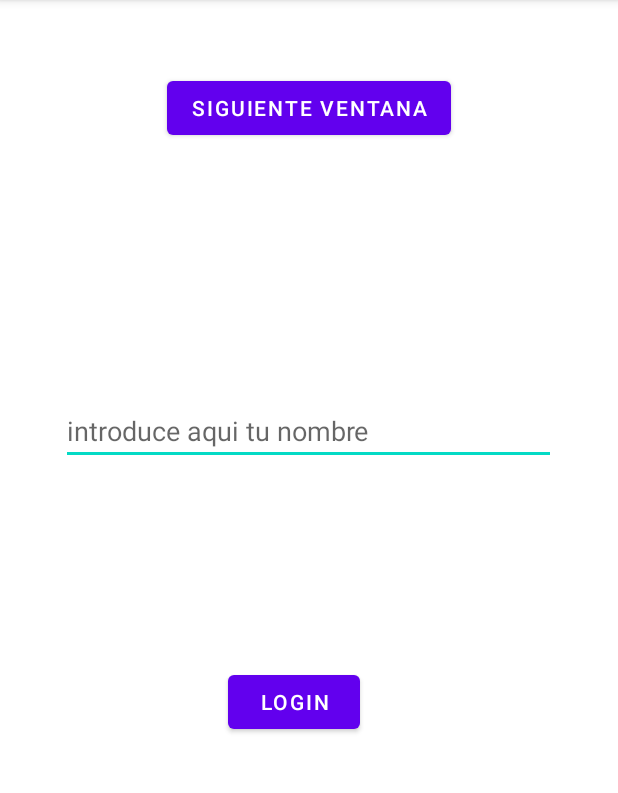
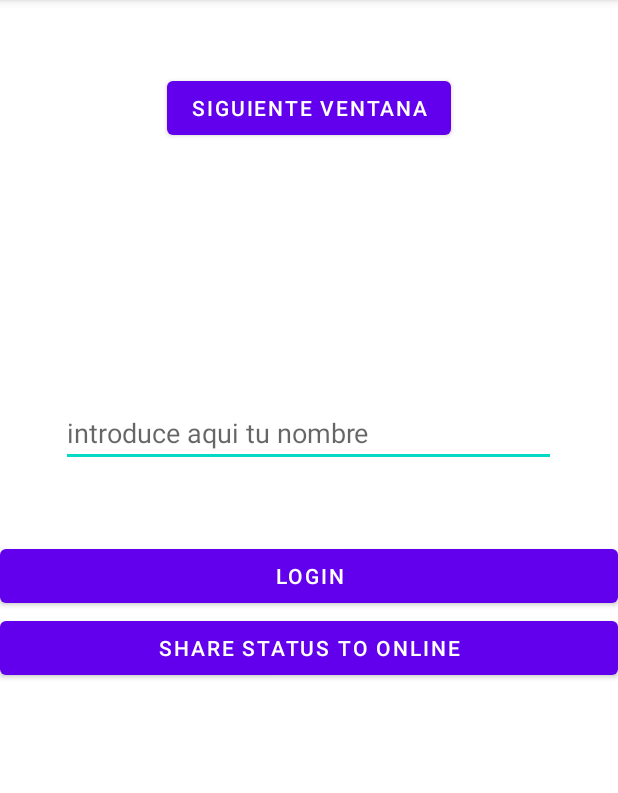
Before and after one commit to UO264804/kotlin-uo264804-uo264651, an Android app: the screen it shows after launch (MainActivity), on a phone screen of 412 x 824 dp, the part 84-877 px from its top. Run offline under Robolectric (Android 15) with nearby library versions, the phone set to English and light mode, and no system bars.

Commit message:
apartado de share hecho

```diff
--- a/app/src/main/res/layout/activity_main.xml
+++ b/app/src/main/res/layout/activity_main.xml
@@ -19,13 +19,13 @@
 
     <Button
         android:id="@+id/sendLogin"
-        android:layout_width="wrap_content"
+        android:layout_width="0dp"
         android:layout_height="wrap_content"
-        android:layout_marginBottom="276dp"
+        android:layout_marginBottom="360dp"
         android:text="login"
         app:layout_constraintBottom_toBottomOf="parent"
         app:layout_constraintEnd_toEndOf="parent"
-        app:layout_constraintHorizontal_bias="0.47"
+        app:layout_constraintHorizontal_bias="1.0"
         app:layout_constraintStart_toStartOf="parent" />
 
     <com.google.android.material.textfield.TextInputEditText
@@ -38,6 +38,15 @@
         app:layout_constraintHorizontal_bias="0.493"
         app:layout_constraintStart_toStartOf="parent"
         app:layout_constraintTop_toBottomOf="@+id/cambiarVentana"
-        app:layout_constraintVertical_bias="0.562" />
+        app:layout_constraintVertical_bias="0.781" />
+
+    <Button
+        android:id="@+id/shareInfo"
+        android:layout_width="0dp"
+        android:layout_height="wrap_content"
+        android:text="share status to online"
+        app:layout_constraintEnd_toEndOf="parent"
+        app:layout_constraintStart_toStartOf="parent"
+        app:layout_constraintTop_toBottomOf="@+id/sendLogin" />
 
 </androidx.constraintlayout.widget.ConstraintLayout>
```
Also changed, not shown: app/src/main/java/es/uniovi/appkotlin/MainActivity.kt (+9 -0 lines).
